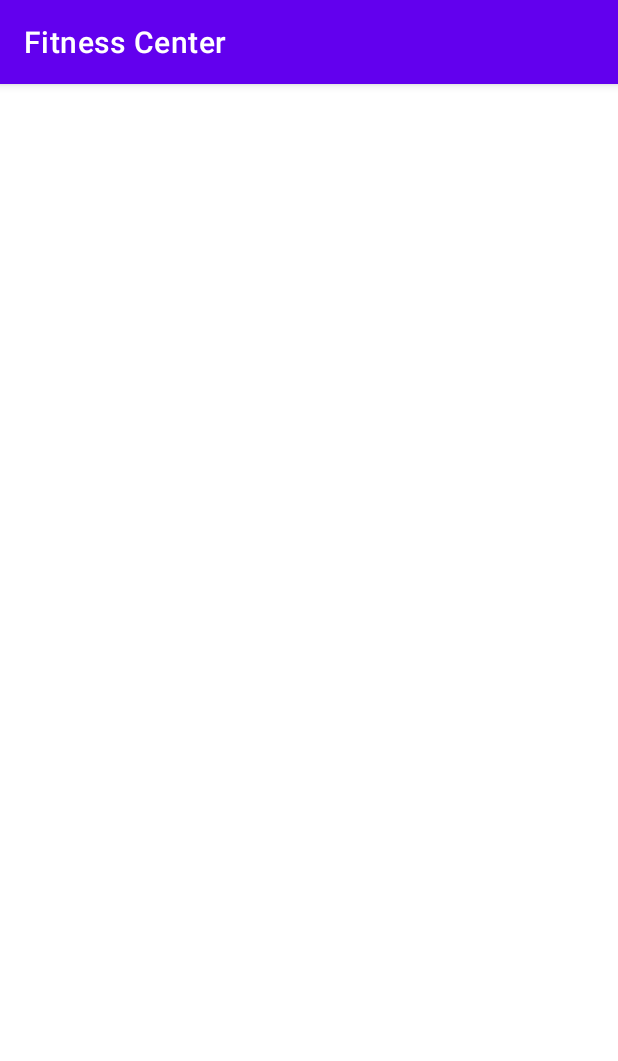
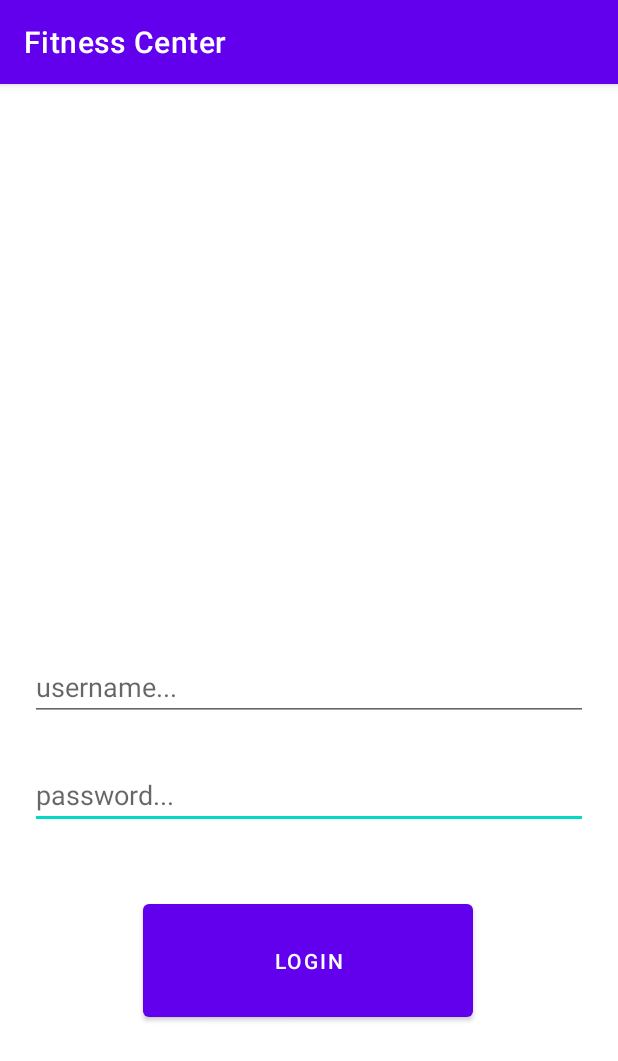
Before and after one commit to AmyLDunn/Fitness_Center, an Android app: the screen it shows after launch (LoginActivity), on a phone screen of 412 x 824 dp. Shown: the top 1061 px of the screen. Run offline under Robolectric (Android 15) with nearby library versions, the phone set to English and light mode, and no system bars.

Commit message:
Added some functionality to the LoginActvity.java class. Still need to add a button that sends user to a "create account" tab.

```diff
--- a/app/src/main/java/com/example/fitnesscenter/LoginActivity.java
+++ b/app/src/main/java/com/example/fitnesscenter/LoginActivity.java
@@ -1,14 +1,61 @@
 package com.example.fitnesscenter;
 
+import androidx.activity.result.contract.ActivityResultContracts;
 import androidx.appcompat.app.AppCompatActivity;
 
 import android.os.Bundle;
+import android.widget.Button;
+import android.widget.EditText;
+import android.view.View;
+import android.content.Intent;
 
 public class LoginActivity extends AppCompatActivity {
 
+    DBHelper database;
+
+    Button login;
+
     @Override
     protected void onCreate(Bundle savedInstanceState) {
+
         super.onCreate(savedInstanceState);
         setContentView(R.layout.activity_login);
+
+        //DBHelper class element to be used when logging in
+        database = new DBHelper(this);
+
+        login = findViewById(R.id.login_button);
+
+        login.setOnClickListener(new View.OnClickListener() {
+            public void onClick(View view) {
+
+                EditText usernameEntry = (EditText) findViewById(R.id.usernameTextView);
+                EditText passwordEntry = (EditText) findViewById(R.id.passwordTextView);
+                String username = usernameEntry.getText().toString();
+                String password = passwordEntry.getText().toString();
+
+                login(username,password);
+
+            }
+        });
+
     }
+
+    private void login(String username, String password) {
+
+        //Verifying that account exists
+        if (database.accountExists(username)) {
+            //Opening WelcomeActivity
+            Intent intent = new Intent(this, WelcomeActivity.class);
+            startActivity(intent);
+        }
+
+    }
+
+    /*
+
+    Need to add a createAccount button as well!
+
+     */
+
 }
--- a/app/src/main/res/layout/activity_login.xml
+++ b/app/src/main/res/layout/activity_login.xml
@@ -6,4 +6,46 @@
     android:layout_height="match_parent"
     tools:context=".LoginActivity">
 
+    <Button
+        android:id="@+id/login_button"
+        android:layout_width="220dp"
+        android:layout_height="87dp"
+        android:layout_marginBottom="140dp"
+        android:text="login"
+        app:layout_constraintBottom_toBottomOf="parent"
+        app:layout_constraintEnd_toEndOf="parent"
+        app:layout_constraintHorizontal_bias="0.497"
+        app:layout_constraintStart_toStartOf="parent" />
+
+    <EditText
+        android:id="@+id/passwordTextView"
+        android:layout_width="0dp"
+        android:layout_height="wrap_content"
+        android:layout_marginStart="20dp"
+        android:layout_marginEnd="20dp"
+        android:layout_marginBottom="44dp"
+        android:ems="10"
+        android:hint="password..."
+        android:inputType="textPassword"
+        app:layout_constraintBottom_toTopOf="@+id/login_button"
+        app:layout_constraintEnd_toEndOf="parent"
+        app:layout_constraintHorizontal_bias="1.0"
+        app:layout_constraintStart_toStartOf="parent" />
+
+    <EditText
+        android:id="@+id/usernameTextView"
+        android:layout_width="0dp"
+        android:layout_height="wrap_content"
+        android:layout_marginStart="20dp"
+        android:layout_marginEnd="20dp"
+        android:layout_marginBottom="116dp"
+        android:ems="10"
+        android:hint="username..."
+        android:inputType="text"
+        app:layout_constraintBottom_toTopOf="@+id/login_button"
+        app:layout_constraintEnd_toEndOf="parent"
+        app:layout_constraintHorizontal_bias="0.0"
+        app:layout_constraintStart_toStartOf="parent" />
+
+
 </androidx.constraintlayout.widget.ConstraintLayout>
```
